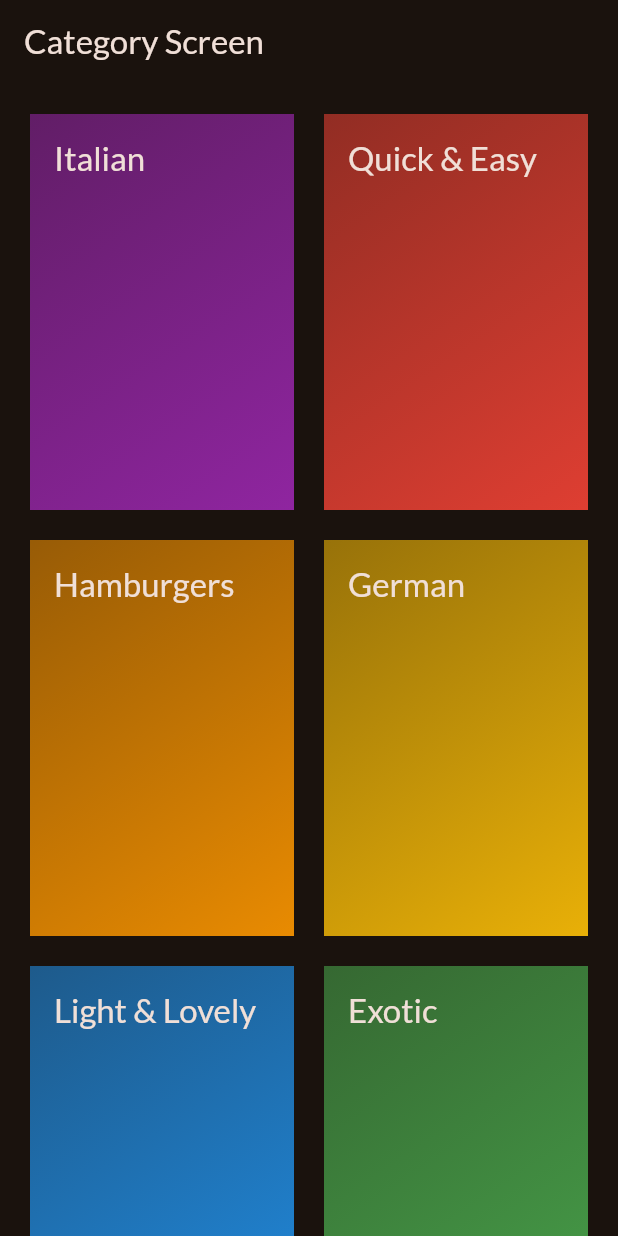
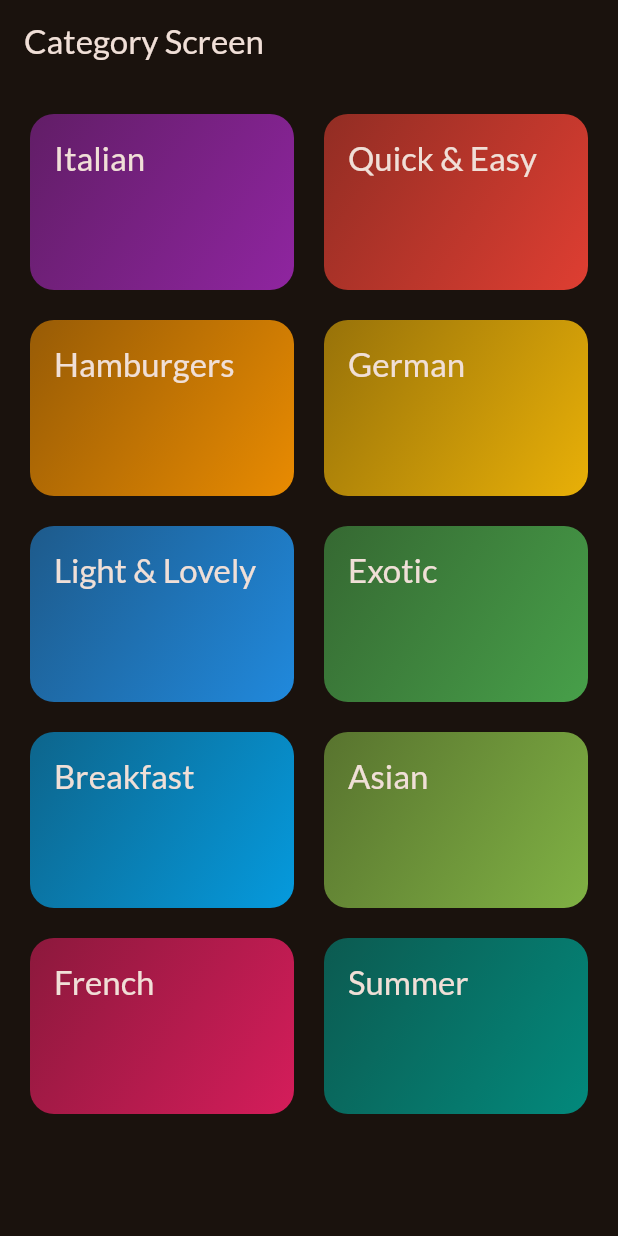
Before and after one commit to jigneshraiyani/flutter-meal-app, a Flutter app: the screen it shows after launch, on a phone screen of 412 x 824 dp. Run offline on Flutter 3.47's test engine with Material 3 defaults, Android fonts, the phone set to English and light mode, and no system bars; our stand-ins replace google_fonts.

Commit message:
Added tap gesture to category

```diff
--- a/meal_app/lib/screens/category_screen.dart
+++ b/meal_app/lib/screens/category_screen.dart
@@ -16,7 +16,7 @@ class CategoryScreen extends StatelessWidget {
         padding: EdgeInsets.all(20),
         gridDelegate: const SliverGridDelegateWithFixedCrossAxisCount(
           crossAxisCount: 2,
-          childAspectRatio: 2/3,
+          childAspectRatio: 3/2,
           crossAxisSpacing: 20,
           mainAxisSpacing: 20,
           ),
--- a/meal_app/lib/widgets/category_grid_item.dart
+++ b/meal_app/lib/widgets/category_grid_item.dart
@@ -8,9 +8,14 @@ class CategoryGridItem extends StatelessWidget {
 
   @override
   Widget build(BuildContext context) {
-    return Container(
+    return InkWell(
+      onTap: () {},
+      splashColor: Theme.of(context).primaryColor,
+      borderRadius: BorderRadius.circular(16),
+      child: Container(
         padding: const EdgeInsets.all(16),
         decoration: BoxDecoration(
+          borderRadius: BorderRadius.circular(16),
           gradient: LinearGradient(
             colors: [
               category.color.withOpacity(0.55),
@@ -26,6 +31,7 @@ class CategoryGridItem extends StatelessWidget {
                 color: Theme.of(context).colorScheme.onBackground,
               ),
         ),
+      ),
     );
   }
 }
```
Lines whose indentation alone changed are shown as unchanged.
